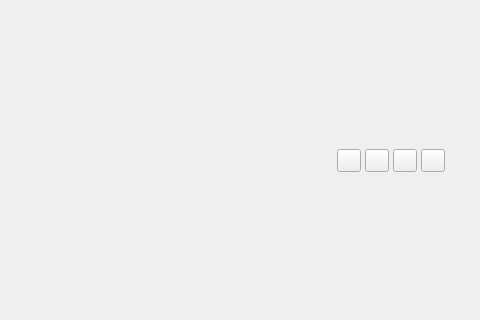
The window that src/ui/tasks_list_view.ui (kun-codes/Koncentro) describes before a commit, drawn with Qt 5; both pictures show x 320 to 800 and y 139 to 459 of the 800 by 600 pixel window.
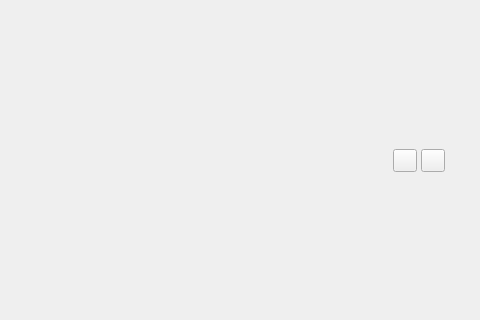
The same window after the commit. Custom widgets are drawn as their Qt base class.

Commit message: feat(tasks_view.py): remove `addTask` and `addSubTask` buttons

The edit to the form file:
```diff
--- a/src/ui/tasks_list_view.ui
+++ b/src/ui/tasks_list_view.ui
@@ -71,12 +71,6 @@
          <item>
           <widget class="SplitToolButton" name="addTaskSplitButton"/>
          </item>
-         <item>
-          <widget class="ToolButton" name="addTaskButton"/>
-         </item>
-         <item>
-          <widget class="ToolButton" name="addSubTaskButton"/>
-         </item>
          <item>
           <widget class="ToolButton" name="editTaskTimeButton"/>
          </item>
```
The commit also changes 3 other files.
